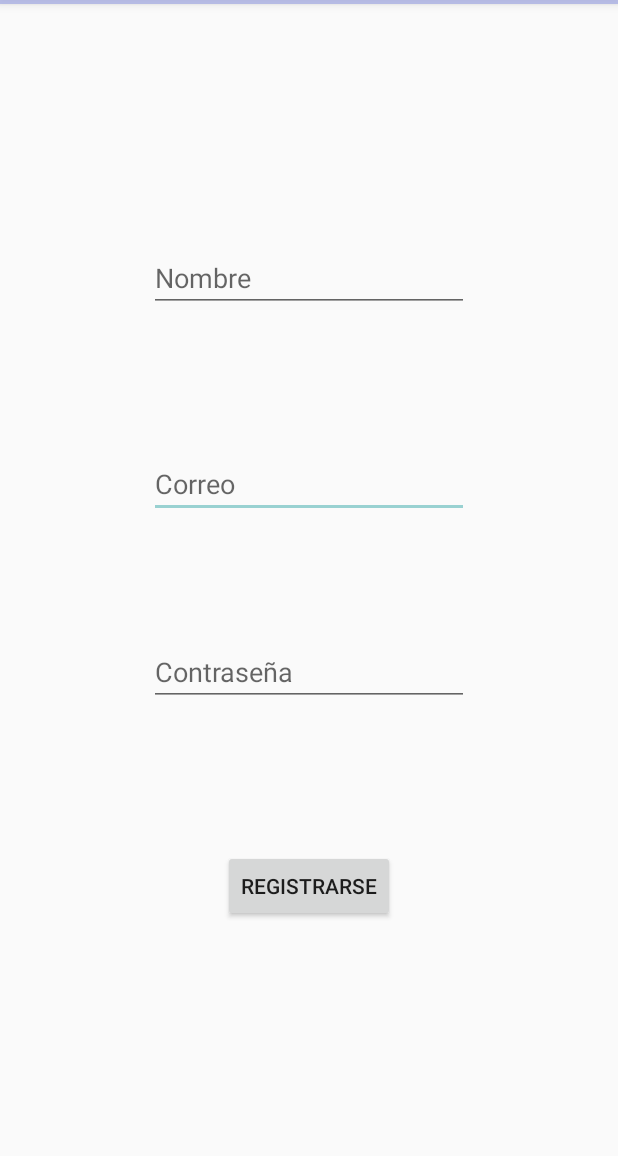
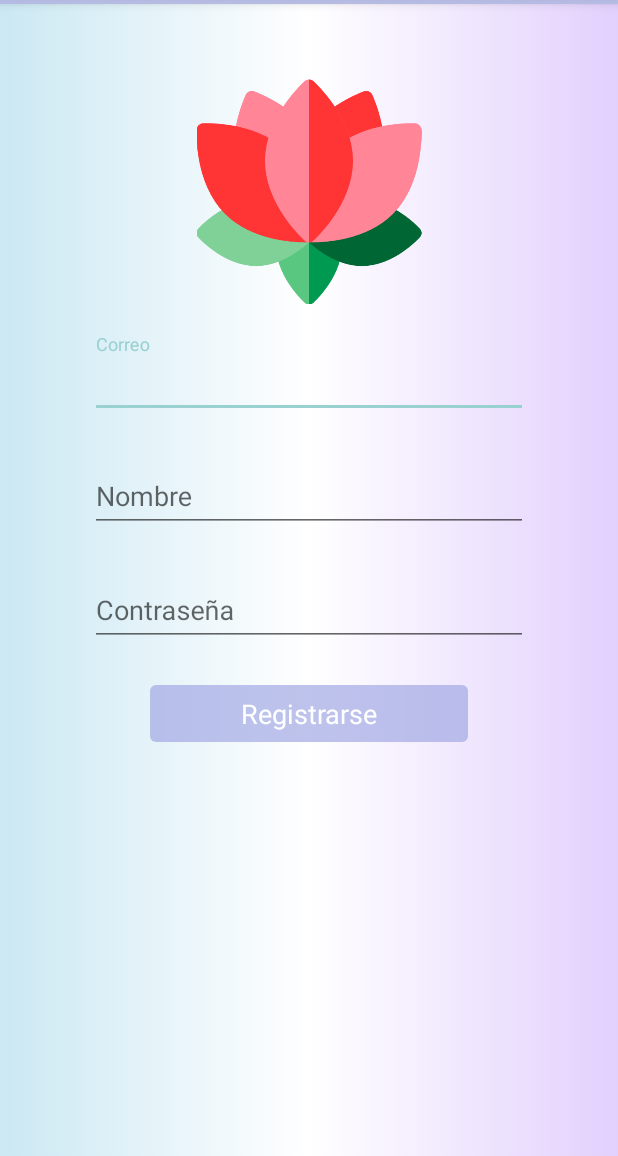
Before and after one commit to JafetR24/TecnicasDeRelajacion, an Android app: the Registro screen opened directly, with no data from a screen before it, on a phone screen of 412 x 824 dp, the part 80-1236 px from its top. Run offline under Robolectric (Android 15) with nearby library versions, the phone set to English and light mode, and no system bars.

Commit message:
Corregido base de datos, interfaz.

```diff
--- a/app/src/main/java/com/decagon/tecnicasderelajacion/BaseDatos.java
+++ b/app/src/main/java/com/decagon/tecnicasderelajacion/BaseDatos.java
@@ -5,11 +5,9 @@ import android.database.sqlite.SQLiteDatabase.CursorFactory;
 import android.database.sqlite.SQLiteOpenHelper;
 
 public class BaseDatos extends SQLiteOpenHelper{
-    public static final String DataBaseName="Relajacion.db";
-    public static final int dbversion=1;
 
     public BaseDatos(Context context, String name, CursorFactory factory, int version) {
-        super(context, DataBaseName, factory, dbversion);
+        super(context, name, factory, version);
         // TODO Auto-generated constructor stub
     }
 
@@ -17,7 +15,7 @@ public class BaseDatos extends SQLiteOpenHelper{
     public void onCreate(SQLiteDatabase db) {
         // TODO Auto-generated method stub
         //Se ejecuta la primera vez para crear la BD
-        db.execSQL("Create table usuario(_id INTEGER PRIMARY KEY AUTOINCREMENT, NOMBRE TEXT, CORREO TEXT, CONTRASEÑA TEXT);");
+        db.execSQL("CREATE TABLE usuario(_id INTEGER PRIMARY KEY AUTOINCREMENT, NOMBRE TEXT NOT NULL, CORREO TEXT NOT NULL, CONTRA TEXT NOT NULL);");
         db.execSQL("Create table tecnico(_id INTEGER PRIMARY KEY AUTOINCREMENT, NOMBRE TEXT, DESCRIPCION TEXT, RATING INTEGER);");
         db.execSQL("Create table comentario(_id INTEGER PRIMARY KEY AUTOINCREMENT, COMENTARIO TEXT);");
     }
--- a/app/src/main/java/com/decagon/tecnicasderelajacion/MainActivity.java
+++ b/app/src/main/java/com/decagon/tecnicasderelajacion/MainActivity.java
@@ -13,12 +13,12 @@ public class MainActivity extends AppCompatActivity {
         super.onCreate(savedInstanceState);
         setContentView(R.layout.activity_main);
         buttonA = findViewById(R.id.btnMA);
+
         buttonA.setOnClickListener(new View.OnClickListener() {
             @Override
             public void onClick(View view) {
                 Intent intent_acc = new Intent(view.getContext(), Login.class);
                 startActivity(intent_acc);
-                finish();
             }
         });
 
@@ -28,7 +28,6 @@ public class MainActivity extends AppCompatActivity {
             public void onClick(View view) {
                 Intent intent_reg = new Intent(view.getContext(), Registro.class);
                 startActivity(intent_reg);
-                finish();
             }
         });
     }
--- /dev/null
+++ b/app/src/main/res/drawable-v24/gradient_background_login.xml
@@ -0,0 +1,13 @@
+<?xml version="1.0" encoding="utf-8"?>
+<selector xmlns:android="http://schemas.android.com/apk/res/android">
+    <item>
+        <shape>
+            <gradient
+                android:angle="180"
+                android:startColor="#E2D0FD"
+                android:centerColor="#ffffff"
+                android:endColor="#CBE8F3"
+                android:type="linear"/>
+        </shape>
+    </item>
+</selector>
--- a/app/src/main/res/layout/activity_registro.xml
+++ b/app/src/main/res/layout/activity_registro.xml
@@ -5,53 +5,85 @@
     android:id="@+id/login"
     android:layout_width="match_parent"
     android:layout_height="match_parent"
+    android:background="@drawable/gradient_background_login"
     tools:context=".Registro">
 
-    <EditText
+    <LinearLayout
+        android:layout_width="match_parent"
+        android:layout_height="match_parent"
+        android:orientation="vertical">
+
+        <ImageView
+            android:layout_width="200dp"
+            android:layout_height="150dp"
+            android:layout_marginBottom="20dp"
+            android:layout_marginTop="50dp"
+            android:layout_gravity="center"
+            app:srcCompat="@drawable/icon_reg" />
+
+        <com.google.android.material.textfield.TextInputLayout
+            android:layout_width="match_parent"
+            android:layout_height="wrap_content">
+
+        <com.google.android.material.textfield.TextInputEditText
             android:id="@+id/edRCr"
-        android:layout_width="wrap_content"
+            android:layout_width="match_parent"
             android:layout_height="wrap_content"
-        android:layout_marginBottom="80dp"
-        android:ems="10"
             android:hint="Correo"
             android:inputType="textPersonName"
-        app:layout_constraintBottom_toTopOf="@+id/edRCn"
-        app:layout_constraintEnd_toEndOf="parent"
-        app:layout_constraintStart_toStartOf="parent" />
+            android:layout_marginLeft="60dp"
+            android:layout_marginRight="60dp"
+            android:layout_marginBottom="20dp"
+            android:layout_marginTop="100dp" />
+        </com.google.android.material.textfield.TextInputLayout>
 
-    <EditText
+        <com.google.android.material.textfield.TextInputLayout
+            android:layout_width="match_parent"
+            android:layout_height="wrap_content">
+
+        <com.google.android.material.textfield.TextInputEditText
             android:id="@+id/edRN"
-        android:layout_width="wrap_content"
+            android:layout_width="match_parent"
             android:layout_height="wrap_content"
             android:ems="10"
             android:hint="Nombre"
             android:inputType="textPersonName"
-        app:layout_constraintBottom_toTopOf="@+id/edRCr"
-        app:layout_constraintEnd_toEndOf="parent"
-        app:layout_constraintStart_toStartOf="parent"
-        app:layout_constraintTop_toTopOf="parent"
-        app:layout_constraintVertical_bias="0.634" />
+            android:layout_marginLeft="60dp"
+            android:layout_marginRight="60dp"
+            android:layout_marginBottom="20dp"
+            android:layout_marginTop="100dp" />
+        </com.google.android.material.textfield.TextInputLayout>
 
-    <EditText
+        <com.google.android.material.textfield.TextInputLayout
+            android:layout_width="match_parent"
+            android:layout_height="wrap_content">
+
+        <com.google.android.material.textfield.TextInputEditText
             android:id="@+id/edRCn"
-        android:layout_width="wrap_content"
+            android:layout_width="match_parent"
             android:layout_height="wrap_content"
-        android:layout_marginBottom="96dp"
-        android:ems="10"
             android:hint="Contraseña"
-        android:inputType="textPersonName"
-        app:layout_constraintBottom_toTopOf="@+id/btnR"
-        app:layout_constraintEnd_toEndOf="parent"
-        app:layout_constraintStart_toStartOf="parent" />
+            android:inputType="textPassword"
+            android:layout_marginLeft="60dp"
+            android:layout_marginRight="60dp"
+            android:layout_marginBottom="20dp"
+            android:layout_marginTop="100dp" />
+        </com.google.android.material.textfield.TextInputLayout>
 
-    <Button
+        <com.google.android.material.button.MaterialButton
             android:id="@+id/btnR"
-        android:layout_width="wrap_content"
-        android:layout_height="wrap_content"
-        android:layout_marginBottom="156dp"
+            android:layout_width="match_parent"
+            android:layout_height="50dp"
             android:text="Registrarse"
-        app:layout_constraintBottom_toBottomOf="parent"
-        app:layout_constraintEnd_toEndOf="parent"
-        app:layout_constraintStart_toStartOf="parent" />
+            android:layout_marginLeft="100dp"
+            android:layout_marginRight="100dp"
+            android:layout_gravity="center"
+            android:gravity="center"
+            android:textAppearance="@style/TextAppearance.AppCompat.Medium"
+            android:textColor="@color/White"/>
+
+    </LinearLayout>
+
+
 
 </androidx.constraintlayout.widget.ConstraintLayout>
```
Also changed, not shown: app/src/main/java/com/decagon/tecnicasderelajacion/Activity_Tecnicas_Menu.java (+9 -0 lines), app/src/main/java/com/decagon/tecnicasderelajacion/Login.java (+22 -11 lines), app/src/main/java/com/decagon/tecnicasderelajacion/Registro.java (+28 -10 lines), app/src/main/java/com/decagon/tecnicasderelajacion/Utils/Alert.java (added, +48 -0 lines), app/src/main/res/layout/activity__tecnicas__menu.xml (deleted, +0 -111 lines), app/src/main/res/layout/activity_login.xml (+55 -25 lines), app/src/main/res/layout/activity_main.xml (+47 -38 lines), app/src/main/res/drawable-v24/icon_log.png (added), app/src/main/res/drawable-v24/icon_reg.png (added). Lines whose indentation alone changed are shown as unchanged.
